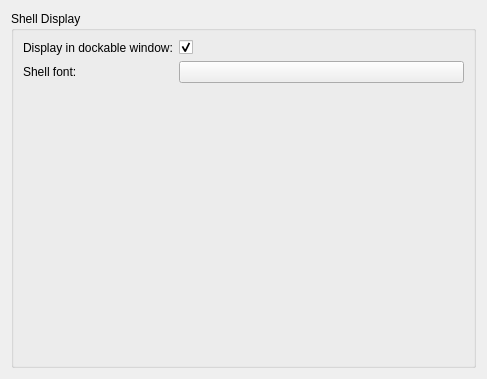
lassoan/Slicer, file Base/QTGUI/Resources/UI/qSlicerSettingsPythonPanel.ui: the form before one commit.
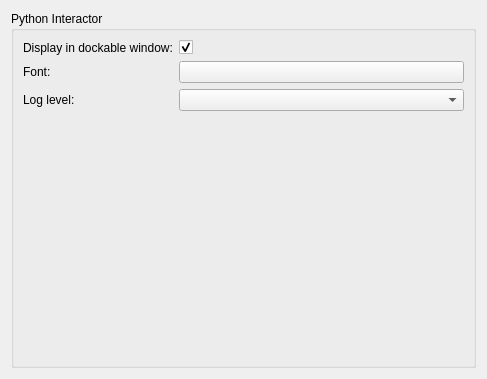
The form after the commit. Custom widgets are drawn as their Qt base class.

Commit message:
ENH: Make Python console logging level configurable
Python logs are not printed directly but sent to the application log.

Log messages (including Python, VTK, ITK, Qt) are then forwarded to the Python interactor.
This way developers can see any errors occurring during execution of a command.

Developers can choose log level (error, warning, info, debug) that is displayed in the Python interactor (or can completely disable log message display) in application settings: Python / Python interactor / Log level.

The edit to the form file:
```diff
--- a/Base/QTGUI/Resources/UI/qSlicerSettingsPythonPanel.ui
+++ b/Base/QTGUI/Resources/UI/qSlicerSettingsPythonPanel.ui
@@ -17,7 +17,7 @@
    <item>
     <widget class="QGroupBox" name="ShellDisplayGroupBox">
      <property name="title">
-      <string>Shell Display</string>
+      <string>Python Interactor</string>
      </property>
      <property name="flat">
       <bool>true</bool>
@@ -46,7 +46,7 @@
       <item row="1" column="0">
        <widget class="QLabel" name="PromptFontLabel">
         <property name="text">
-         <string>Shell font:</string>
+         <string>Font:</string>
         </property>
        </widget>
       </item>
@@ -57,6 +57,20 @@
         </property>
        </widget>
       </item>
+      <item row="2" column="0">
+       <widget class="QLabel" name="LogLevelLabel">
+        <property name="text">
+         <string>Log level:</string>
+        </property>
+       </widget>
+      </item>
+      <item row="2" column="1">
+       <widget class="QComboBox" name="ConsoleLogLevelComboBox">
+        <property name="toolTip">
+         <string>Log messages at this level and above are displayed in the Python interactor.</string>
+        </property>
+       </widget>
+      </item>
      </layout>
     </widget>
    </item>
```
Left out of the diff: 2 changed lines with no effect on the pictures. The commit also changes 5 other files.
